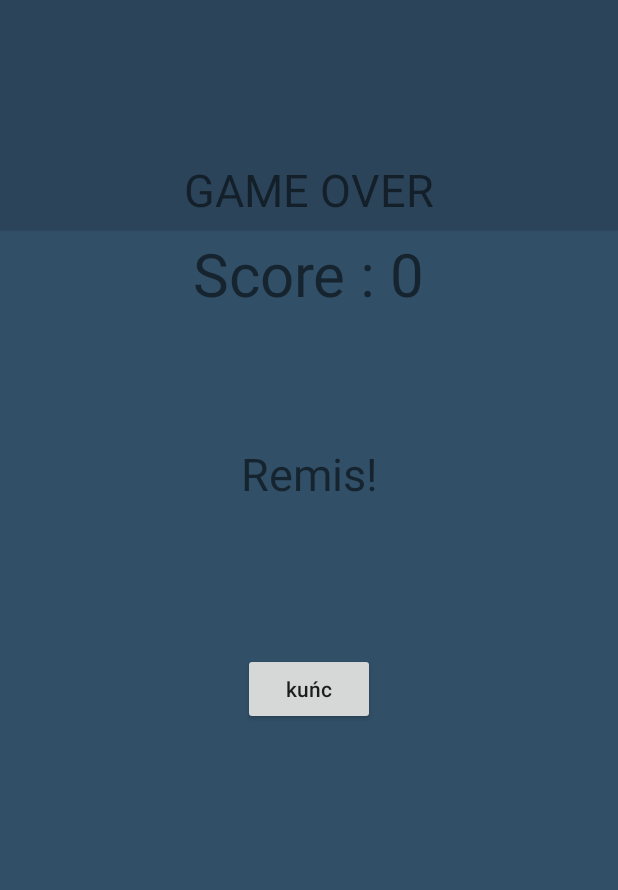
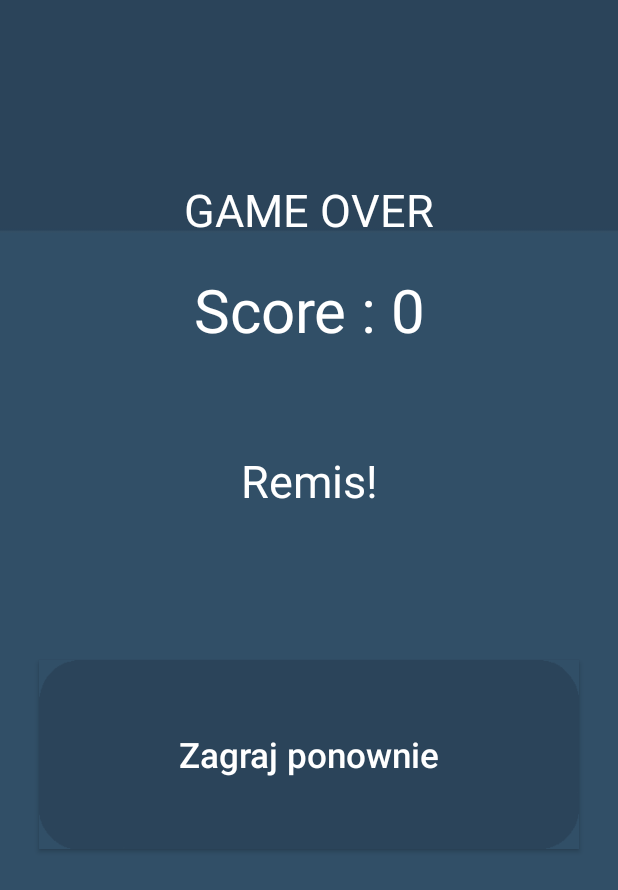
Before and after one commit to sm4rtie/Gierka, an Android app: the result screen opened directly, with no data from a screen before it, on a phone screen of 412 x 824 dp. Shown: the top 890 px of the screen. Run offline under Robolectric (Android 15) with nearby library versions, the phone set to English and light mode, and no system bars; our stand-ins replace AdMob; network calls fail.

Commit message:
Dodane gierki + usprawnienia v3

```diff
--- a/app/src/main/java/com/example/maj/gierka/BluetoothSetup.java
+++ b/app/src/main/java/com/example/maj/gierka/BluetoothSetup.java
@@ -3,6 +3,7 @@ package com.example.maj.gierka;
 import android.content.Intent;
 import android.os.Bundle;
 import android.support.v7.app.AppCompatActivity;
+import android.view.Gravity;
 import android.view.View;
 import android.widget.Button;
 import android.widget.TextView;
@@ -47,6 +48,7 @@ private Class gp;
         BluetoothDev.connectBt(getApplicationContext(), MY_UUID_INSECURE);
 
         name = (TextView) findViewById(R.id.oppName);
+        name.setGravity(Gravity.CENTER);
         name.setText(BluetoothDev.mBluetoothDevice.getName());
         go = (Button) findViewById(R.id.connectedGo);
 
--- a/app/src/main/java/com/example/maj/gierka/result.java
+++ b/app/src/main/java/com/example/maj/gierka/result.java
@@ -6,6 +6,7 @@ import android.content.SharedPreferences;
 import android.content.pm.ActivityInfo;
 import android.support.v7.app.AppCompatActivity;
 import android.os.Bundle;
+import android.view.Gravity;
 import android.view.View;
 import android.view.Window;
 import android.view.WindowManager;
@@ -38,8 +39,10 @@ public class result extends AppCompatActivity {
             BluetoothDev.btExchange.startClient(BluetoothDev.mBluetoothDevice, MY_UUID_INSECURE);
         }*/
         TextView scoreLabel = (TextView) findViewById(R.id.scoreLabel);
+        scoreLabel.setGravity(Gravity.CENTER);
         //TextView highScoreLabel = (TextView) findViewById(R.id.highScoreLabel);
         TextView ktoWygral = (TextView) findViewById(R.id.ktoWygral);
+        ktoWygral.setGravity(Gravity.CENTER);
     if(opponentPoint>point){
         ktoWygral.setText("Przegrales! Wynik przeciwnika: " + opponentPoint);
     }
--- a/app/src/main/res/layout/activity_result.xml
+++ b/app/src/main/res/layout/activity_result.xml
@@ -14,12 +14,13 @@
         android:id="@+id/ktoWygral"
         android:layout_width="wrap_content"
         android:layout_height="wrap_content"
-        android:layout_marginTop="295dp"
+        android:layout_marginTop="300dp"
         android:text="GAME OVER"
         android:textSize="30sp"
         app:layout_constraintLeft_toLeftOf="parent"
         app:layout_constraintRight_toRightOf="parent"
-        app:layout_constraintTop_toTopOf="parent" />
+        app:layout_constraintTop_toTopOf="parent"
+        android:textColor="@color/white" />
 
     <TextView
         android:layout_width="wrap_content"
@@ -29,7 +30,8 @@
         app:layout_constraintLeft_toLeftOf="parent"
         app:layout_constraintRight_toRightOf="parent"
         app:layout_constraintTop_toTopOf="parent"
-        android:layout_marginTop="106dp" />
+        android:layout_marginTop="119dp"
+        android:textColor="@color/white" />
 
     <TextView
         android:id="@+id/scoreLabel"
@@ -40,19 +42,23 @@
         app:layout_constraintLeft_toLeftOf="parent"
         app:layout_constraintRight_toRightOf="parent"
         app:layout_constraintTop_toTopOf="parent"
-        android:layout_marginTop="155dp" />
+        android:layout_marginTop="179dp"
+        android:textColor="@color/white" />
 
     <Button
 
-        android:layout_width="wrap_content"
-        android:layout_height="wrap_content"
-        android:text="kuńc"
+        android:layout_width="360dp"
+        android:layout_height="126dp"
+        android:layout_marginTop="440dp"
+        android:background="@drawable/gamebutton"
+        android:onClick="tryAgain"
+        android:text="Zagraj ponownie"
         android:textAllCaps="false"
-        android:onClick="tryAgain"
+        android:textColor="@color/white"
+        android:textSize="23sp"
         app:layout_constraintLeft_toLeftOf="parent"
         app:layout_constraintRight_toRightOf="parent"
-        app:layout_constraintTop_toTopOf="parent"
-        android:layout_marginTop="435dp" />
+        app:layout_constraintTop_toTopOf="parent" />
 
 
 </android.support.constraint.ConstraintLayout>
```
Also changed, not shown: app/src/main/res/layout/activity_bluetooth_discovery.xml (+11 -9 lines), app/src/main/res/layout/activity_bluetooth_setup.xml (+14 -10 lines).
